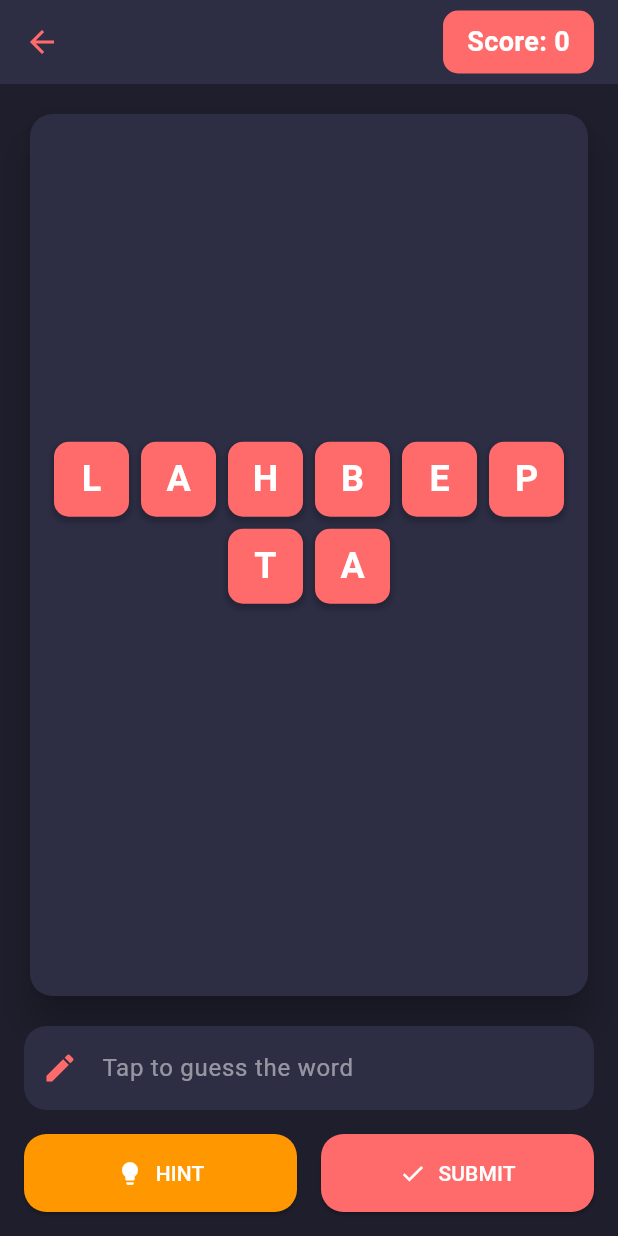
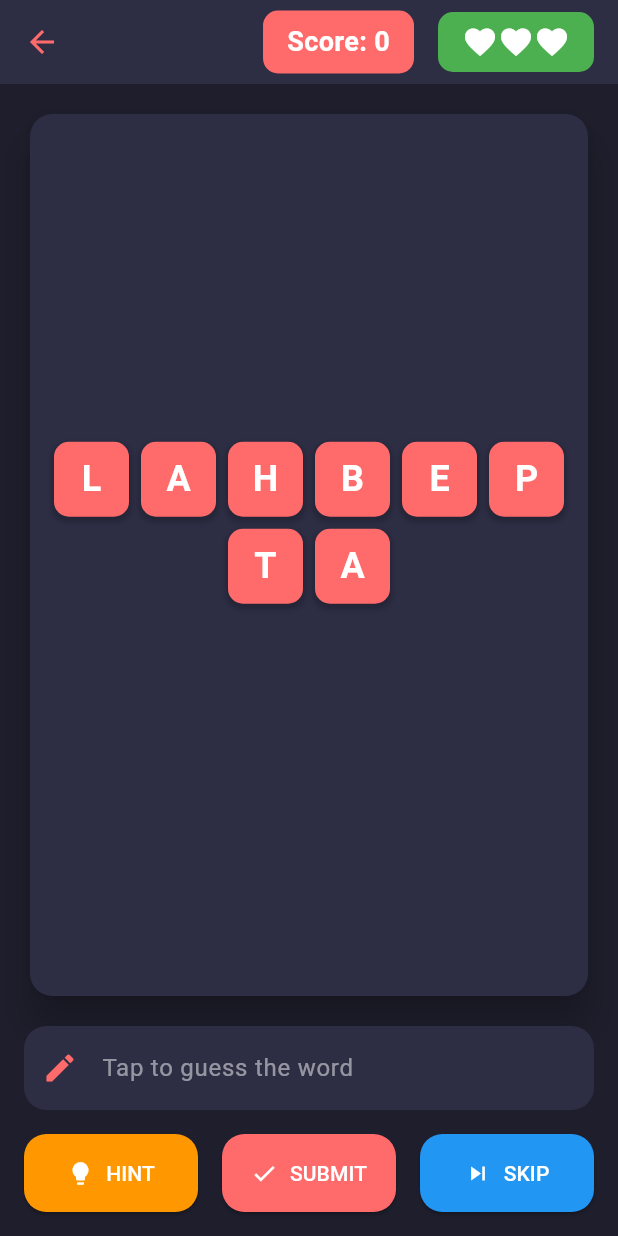
Before and after one commit to kfahmi77/my-flutter-project, a Flutter app: the WordPuzzlePage screen opened directly, on a phone screen of 412 x 824 dp. Run offline on Flutter 3.47's test engine with Material 3 defaults, Android fonts, the phone set to English and light mode, and no system bars; our stand-ins replace sqflite; accounts and stored records are empty.

Commit message:
add initial health

```diff
--- a/lib/play_menu_view.dart
+++ b/lib/play_menu_view.dart
@@ -24,6 +24,7 @@ class _WordPuzzlePageState extends State<WordPuzzlePage>
   final TextEditingController _guessController = TextEditingController();
 
   int score = 0;
+  int health = 3; // New: Initial health
   String hintText = '';
 
   late AnimationController _controller;
@@ -85,6 +86,44 @@ class _WordPuzzlePageState extends State<WordPuzzlePage>
     } else {
       _showCustomSnackBar('Incorrect. Try again!', Colors.red);
     }
+  }
+
+  // New: Skip word function
+  void skipWord() {
+    if (health > 0) {
+      setState(() {
+        health--;
+      });
+      _showCustomSnackBar('Word skipped. Health decreased!', Colors.orange);
+      selectNewWord();
+    } else {
+      _showGameOverDialog();
+    }
+  }
+
+  // New: Game over dialog
+  void _showGameOverDialog() {
+    showDialog(
+      context: context,
+      barrierDismissible: false,
+      builder: (context) => AlertDialog(
+        title: const Text('Game Over'),
+        content: Text('Your final score is $score.'),
+        actions: <Widget>[
+          TextButton(
+            onPressed: () {
+              dbHelper.insertScore(score);
+              Navigator.of(context).pop();
+              Navigator.of(context).pop(); // Return to previous screen
+            },
+            child: const Text('OK', style: TextStyle(color: Color(0xFFFF6B6B))),
+          ),
+        ],
+        backgroundColor: const Color(0xFF2D2D44),
+        elevation: 10,
+        shape: RoundedRectangleBorder(borderRadius: BorderRadius.circular(15)),
+      ),
+    );
   }
 
   void _showCustomSnackBar(String message, Color color) {
@@ -182,6 +221,27 @@ class _WordPuzzlePageState extends State<WordPuzzlePage>
                       fontSize: 18,
                       fontWeight: FontWeight.bold,
                       color: Colors.white),
+                ),
+              ),
+            ),
+            const SizedBox(width: 16),
+            // New: Health display
+            Center(
+              child: Container(
+                padding:
+                    const EdgeInsets.symmetric(horizontal: 16, vertical: 8),
+                decoration: BoxDecoration(
+                  color: Colors.green,
+                  borderRadius: BorderRadius.circular(10),
+                ),
+                child: Row(
+                  children: List.generate(
+                    3,
+                    (index) => Icon(
+                      index < health ? Icons.favorite : Icons.favorite_border,
+                      color: Colors.white,
+                    ),
+                  ),
                 ),
               ),
             ),
@@ -305,6 +365,22 @@ class _WordPuzzlePageState extends State<WordPuzzlePage>
                             onPressed: checkAnswer,
                           ),
                         ),
+                        const SizedBox(width: 16),
+                        // New: Skip button
+                        Expanded(
+                          child: ElevatedButton.icon(
+                            icon: const Icon(Icons.skip_next),
+                            label: const Text('SKIP'),
+                            style: ElevatedButton.styleFrom(
+                              foregroundColor: Colors.white,
+                              backgroundColor: Colors.blue,
+                              padding: const EdgeInsets.symmetric(vertical: 16),
+                              shape: RoundedRectangleBorder(
+                                  borderRadius: BorderRadius.circular(15)),
+                            ),
+                            onPressed: skipWord,
+                          ),
+                        ),
                       ],
                     ),
                   ],
```
